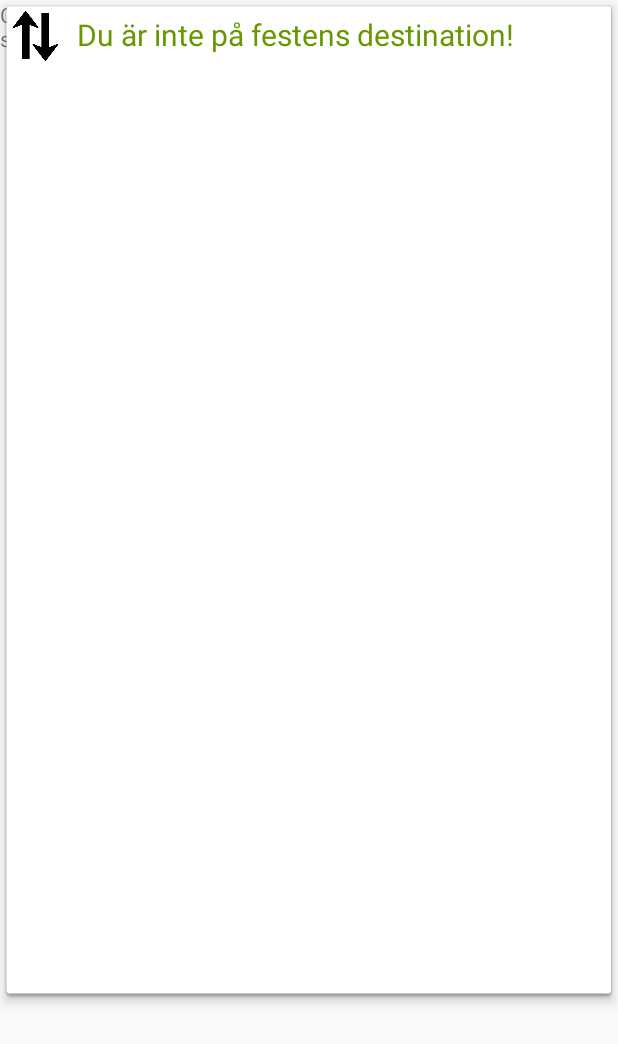
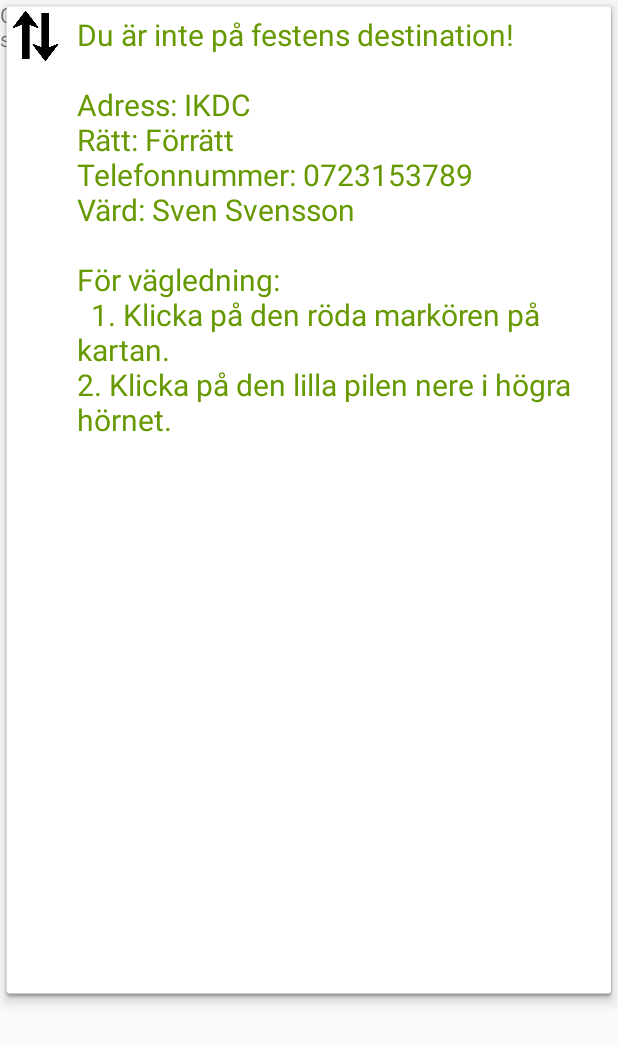
Before and after one commit to hannatyden/MAMN01Cykelfest, an Android app: the MyLocationDemoActivity screen opened directly, with no data from a screen before it, after a tap on an icon or button, on a phone screen of 412 x 824 dp. Shown: the top 1044 px of the screen. Run offline under Robolectric (Android 15) with nearby library versions, the phone set to English and light mode, and no system bars.

```diff
--- a/Cykelfest/app/src/main/java/com/example/hannatyden/cykelfest/MyLocationDemoActivity.java
+++ b/Cykelfest/app/src/main/java/com/example/hannatyden/cykelfest/MyLocationDemoActivity.java
@@ -118,6 +118,10 @@ public class MyLocationDemoActivity extends FragmentActivity
         goToRanking.setVisibility(View.INVISIBLE);
 
 
+        currentLoc = new CurrentLocation("IKDC", "Förrätt", "0723153789", "Sven Svensson");
+        tv.setText("Du är inte på festens destination! \n \n" + "Adress: " + currentLoc.getAddress() + "\n"
+                + "Rätt: " + currentLoc.getCourse() + "\n" + "Telefonnummer: " + currentLoc.getPhoneNbr() + "\n" +
+                "Värd: " + currentLoc.getHostName() + "\n \n" +"För vägledning: \n  1. Klicka på den röda markören på kartan. \n" + "2. Klicka på den lilla pilen nere i högra hörnet.");
         //mMap.setMyLocationEnabled(true);
 
 /*
@@ -166,7 +170,7 @@ public class MyLocationDemoActivity extends FragmentActivity
 
         //fult ta bort vid tillfälle
         flag = true;
-        currentLoc = new CurrentLocation("IKDC", "Förrätt", "0723153789", "Sven Svensson");
+
         //locations.add(new CurrentLocation("IKDC", "Förrätt", "0723153789", "Sven Svensson"));
         //locations.add(new CurrentLocation("Korsningen", "Huvudrätt", "0723153631", "Bengt Bengtsson"));
 
```
